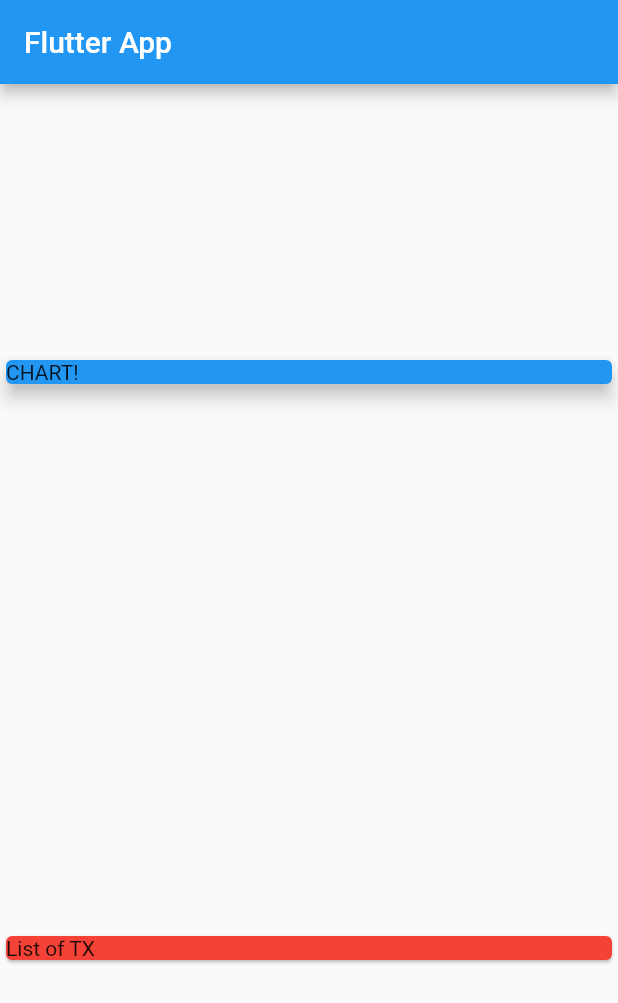
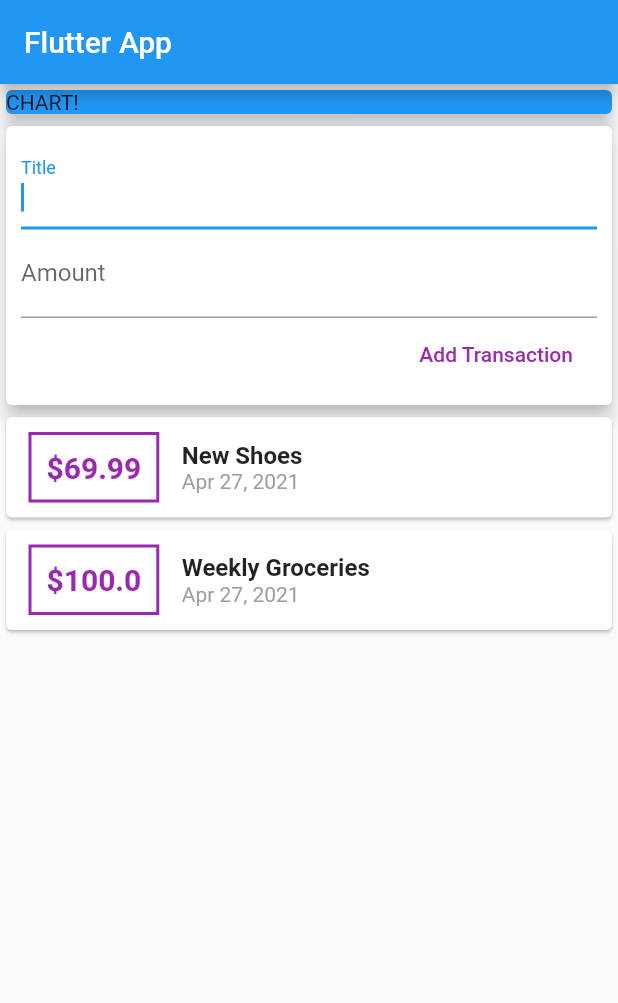
Before and after one commit to fad16papa/Personal_Expense_App, a Flutter app: the screen it shows after launch, on a phone screen of 412 x 824 dp. Shown: the top 1003 px of the screen. Run offline on Flutter 3.47's test engine with Material 2 defaults, Android fonts, the phone set to English and light mode, and no system bars.

Commit message:
Commit changes

```diff
--- a/lib/main.dart
+++ b/lib/main.dart
@@ -1,5 +1,5 @@
 import 'package:flutter/material.dart';
-import './transaction.dart';
+import 'package:personal_expense_app/widgets/user_transactions.dart';
 
 void main() => runApp(MyApp());
 
@@ -12,15 +12,8 @@ class MyApp extends StatelessWidget {
 }
 
 class MyHomePage extends StatelessWidget {
-  final List<Transaction> transctions = [
-    Transaction(
-        id: 't1', title: 'New Shoes', amount: 69.99, date: DateTime.now()),
-    Transaction(
-        id: 't2',
-        title: 'Weekly Groceries',
-        amount: 100.00,
-        date: DateTime.now()),
-  ];
+  final titleController = TextEditingController();
+  final amountController = TextEditingController();
 
   @override
   Widget build(BuildContext context) {
@@ -28,8 +21,9 @@ class MyHomePage extends StatelessWidget {
         appBar: AppBar(
           title: Text('Flutter App'),
         ),
-        body: Column(
-          mainAxisAlignment: MainAxisAlignment.spaceAround,
+        body: SingleChildScrollView(
+          child: Column(
+            //mainAxisAlignment: MainAxisAlignment.start,
             crossAxisAlignment: CrossAxisAlignment.stretch,
             children: <Widget>[
               Container(
@@ -40,11 +34,9 @@ class MyHomePage extends StatelessWidget {
                   elevation: 5,
                 ),
               ),
-            Card(
-              color: Colors.red,
-              child: Text('List of TX'),
-            )
+              UserTransactions()
             ],
+          ),
         ));
   }
 }
--- /dev/null
+++ b/lib/widgets/new_transctions.dart
@@ -0,0 +1,42 @@
+import 'package:flutter/material.dart';
+
+class NewTrasnctions extends StatelessWidget {
+  final Function addTx;
+  final titleController = TextEditingController();
+  final amountController = TextEditingController();
+
+  NewTrasnctions(this.addTx);
+
+  @override
+  Widget build(BuildContext context) {
+    return Card(
+      elevation: 5,
+      child: Container(
+        padding: EdgeInsets.all(10),
+        child: Column(
+          crossAxisAlignment: CrossAxisAlignment.end,
+          children: <Widget>[
+            TextField(
+              decoration: InputDecoration(labelText: 'Title'),
+              controller: titleController,
+              autofocus: true,
+            ),
+            TextField(
+              decoration: InputDecoration(labelText: 'Amount'),
+              controller: amountController,
+              autofocus: true,
+            ),
+            FlatButton(
+              child: Text('Add Transaction'),
+              textColor: Colors.purple,
+              onPressed: () {
+                addTx(
+                    titleController.text, double.parse(amountController.text));
+              },
+            )
+          ],
+        ),
+      ),
+    );
+  }
+}
--- /dev/null
+++ b/lib/widgets/transaction_list.dart
@@ -0,0 +1,58 @@
+import 'package:flutter/material.dart';
+import 'package:intl/intl.dart';
+import 'package:personal_expense_app/models/transaction.dart';
+
+class TransactionList extends StatelessWidget {
+  final List<Transaction> transactions;
+
+  TransactionList(this.transactions);
+
+  @override
+  Widget build(BuildContext context) {
+    return Container(
+      height: 300,
+      child: SingleChildScrollView(
+        child: Column(
+          children: transactions.map((tx) {
+            return Card(
+              child: Row(
+                children: <Widget>[
+                  Container(
+                    margin: EdgeInsets.symmetric(
+                      vertical: 10,
+                      horizontal: 15,
+                    ),
+                    decoration: BoxDecoration(
+                        border: Border.all(color: Colors.purple, width: 2)),
+                    padding: EdgeInsets.all(10),
+                    child: Text(
+                      '\$${tx.amount}',
+                      style: TextStyle(
+                          fontWeight: FontWeight.bold,
+                          fontSize: 20,
+                          color: Colors.purple),
+                    ),
+                  ),
+                  Column(
+                    crossAxisAlignment: CrossAxisAlignment.start,
+                    children: <Widget>[
+                      Text(
+                        tx.title,
+                        style: TextStyle(
+                            fontSize: 16, fontWeight: FontWeight.bold),
+                      ),
+                      Text(
+                        DateFormat.yMMMd().format(tx.date),
+                        style: TextStyle(color: Colors.grey),
+                      )
+                    ],
+                  )
+                ],
+              ),
+            );
+          }).toList(),
+        ),
+      ),
+    );
+  }
+}
--- /dev/null
+++ b/lib/widgets/user_transactions.dart
@@ -0,0 +1,43 @@
+import 'package:flutter/material.dart';
+import 'package:personal_expense_app/models/transaction.dart';
+import 'package:personal_expense_app/widgets/new_transctions.dart';
+import 'package:personal_expense_app/widgets/transaction_list.dart';
+
+class UserTransactions extends StatefulWidget {
+  @override
+  _UserTransactionsState createState() => _UserTransactionsState();
+}
+
+class _UserTransactionsState extends State<UserTransactions> {
+  final List<Transaction> _userTransaction = [
+    Transaction(
+        id: 't1', title: 'New Shoes', amount: 69.99, date: DateTime.now()),
+    Transaction(
+        id: 't2',
+        title: 'Weekly Groceries',
+        amount: 100.00,
+        date: DateTime.now()),
+  ];
+
+  void _addNewTransaction(String txTitle, double txAmount) {
+    final newTx = Transaction(
+        title: txTitle,
+        amount: txAmount,
+        date: DateTime.now(),
+        id: DateTime.now().toString());
+
+    setState(() {
+      _userTransaction.add(newTx);
+    });
+  }
+
+  @override
+  Widget build(BuildContext context) {
+    return Column(
+      children: <Widget>[
+        NewTrasnctions(_addNewTransaction),
+        TransactionList(_userTransaction)
+      ],
+    );
+  }
+}
--- a/pubspec.yaml
+++ b/pubspec.yaml
@@ -3,7 +3,7 @@ description: A new Flutter project.
 
 # The following line prevents the package from being accidentally published to
 # pub.dev using `pub publish`. This is preferred for private packages.
-publish_to: 'none' # Remove this line if you wish to publish to pub.dev
+publish_to: "none" # Remove this line if you wish to publish to pub.dev
 
 # The following defines the version and build number for your application.
 # A version number is three numbers separated by dots, like 1.2.43
@@ -24,10 +24,11 @@ dependencies:
   flutter:
     sdk: flutter
 
-
   # The following adds the Cupertino Icons font to your application.
   # Use with the CupertinoIcons class for iOS style icons.
   cupertino_icons: ^1.0.2
+
+  intl: ^0.17.0
 
 dev_dependencies:
   flutter_test:
@@ -38,7 +39,6 @@ dev_dependencies:
 
 # The following section is specific to Flutter.
 flutter:
-
   # The following line ensures that the Material Icons font is
   # included with your application, so that you can use the icons in
   # the material Icons class.
```
Also changed, not shown: lib/models/transaction.dart (renamed from lib/transaction.dart), pubspec.lock, 3 other files. Lines whose indentation alone changed are shown as unchanged.
